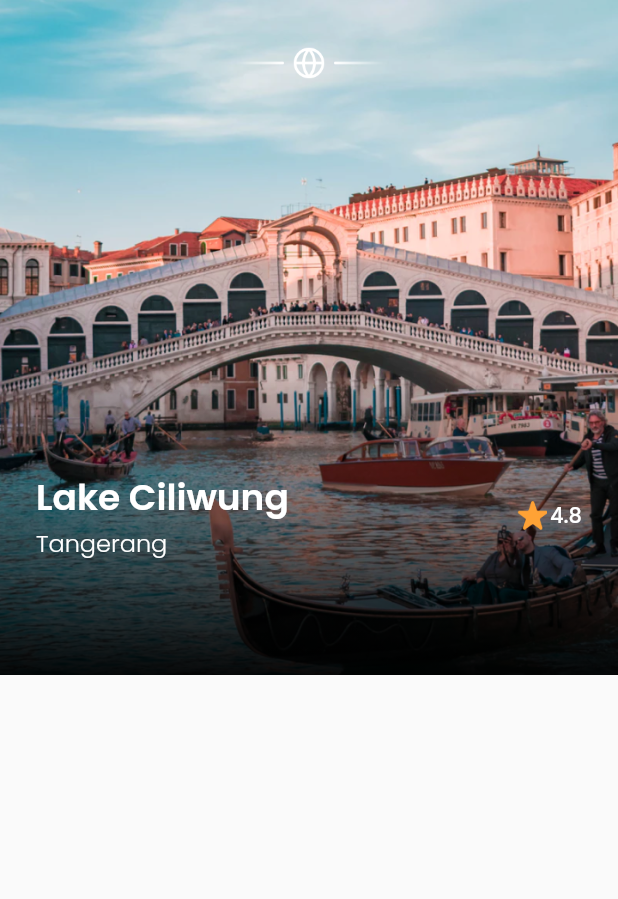
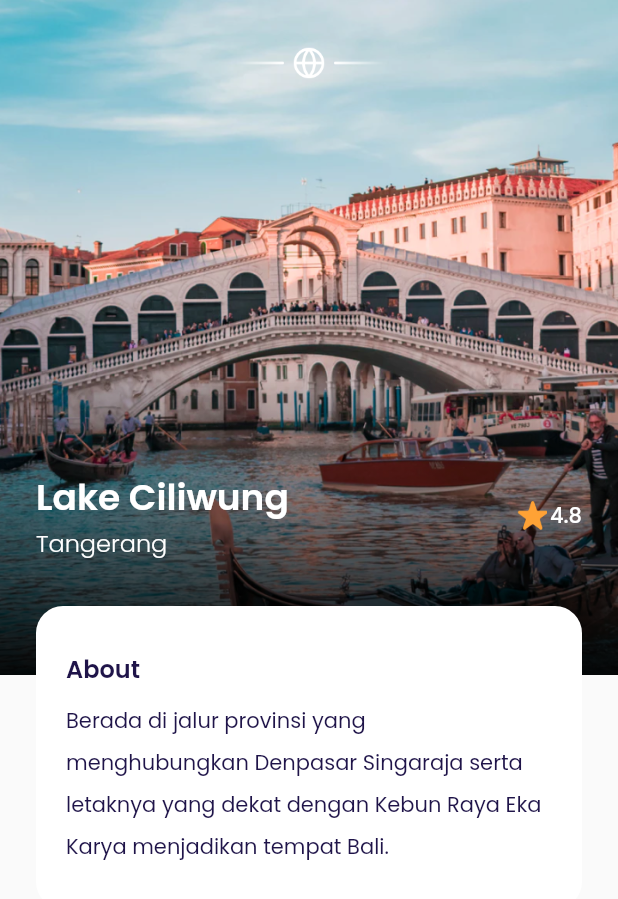
Before and after one commit to RidhaAF/airplane_app, a Flutter app: the DetailPage screen opened directly, on a phone screen of 412 x 824 dp. Shown: the top 899 px of the screen. Run offline on Flutter 3.47's test engine with Material 2 defaults, Android fonts, the phone set to English and light mode, and no system bars; our stand-ins replace google_fonts.

Commit message:
Detail Page - About

```diff
--- a/lib/ui/pages/detail_page.dart
+++ b/lib/ui/pages/detail_page.dart
@@ -107,6 +107,40 @@ class DetailPage extends StatelessWidget {
                 ],
               ),
             ),
+
+            // NOTE: DESCRIPTION
+            Container(
+              width: double.infinity,
+              margin: EdgeInsets.only(top: 30),
+              padding: EdgeInsets.symmetric(
+                horizontal: 20,
+                vertical: 30,
+              ),
+              decoration: BoxDecoration(
+                color: kWhiteColor,
+                borderRadius: BorderRadius.circular(defaultRadius),
+              ),
+              child: Column(
+                crossAxisAlignment: CrossAxisAlignment.start,
+                children: [
+                  // NOTE: ABOUT
+                  Text(
+                    'About',
+                    style: blackTextStyle.copyWith(
+                      fontSize: 16,
+                      fontWeight: semiBold,
+                    ),
+                  ),
+                  SizedBox(height: 6),
+                  Text(
+                    'Berada di jalur provinsi yang menghubungkan Denpasar Singaraja serta letaknya yang dekat dengan Kebun Raya Eka Karya menjadikan tempat Bali.',
+                    style: blackTextStyle.copyWith(
+                      height: 2,
+                    ),
+                  ),
+                ],
+              ),
+            ),
           ],
         ),
       );
```
